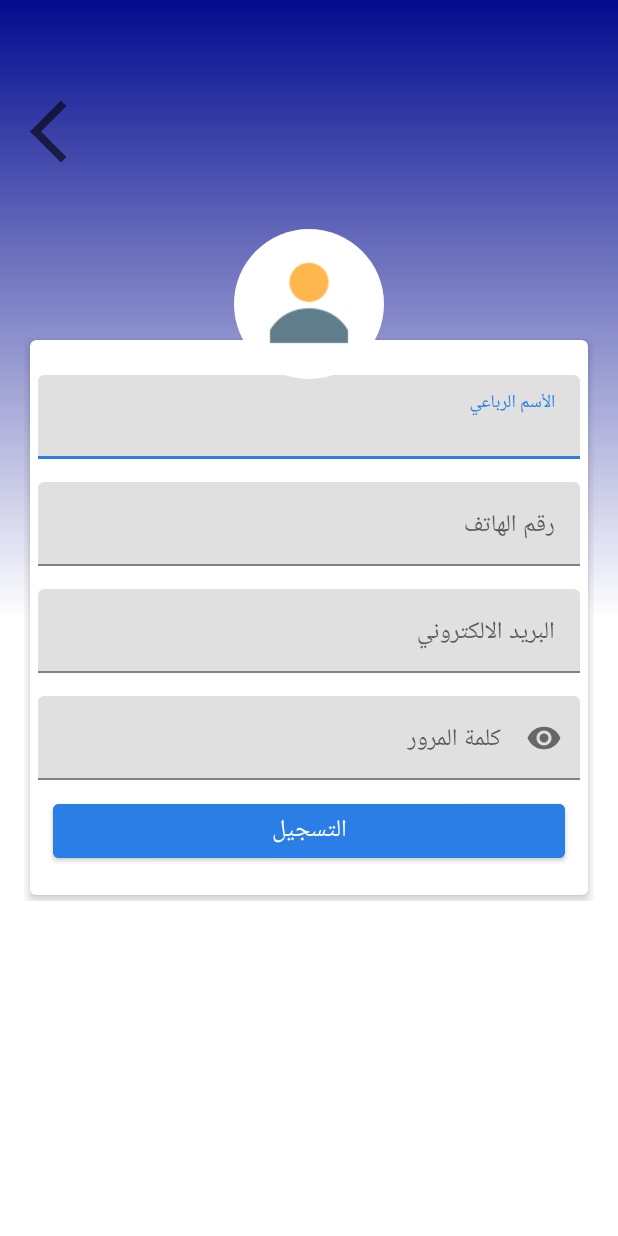
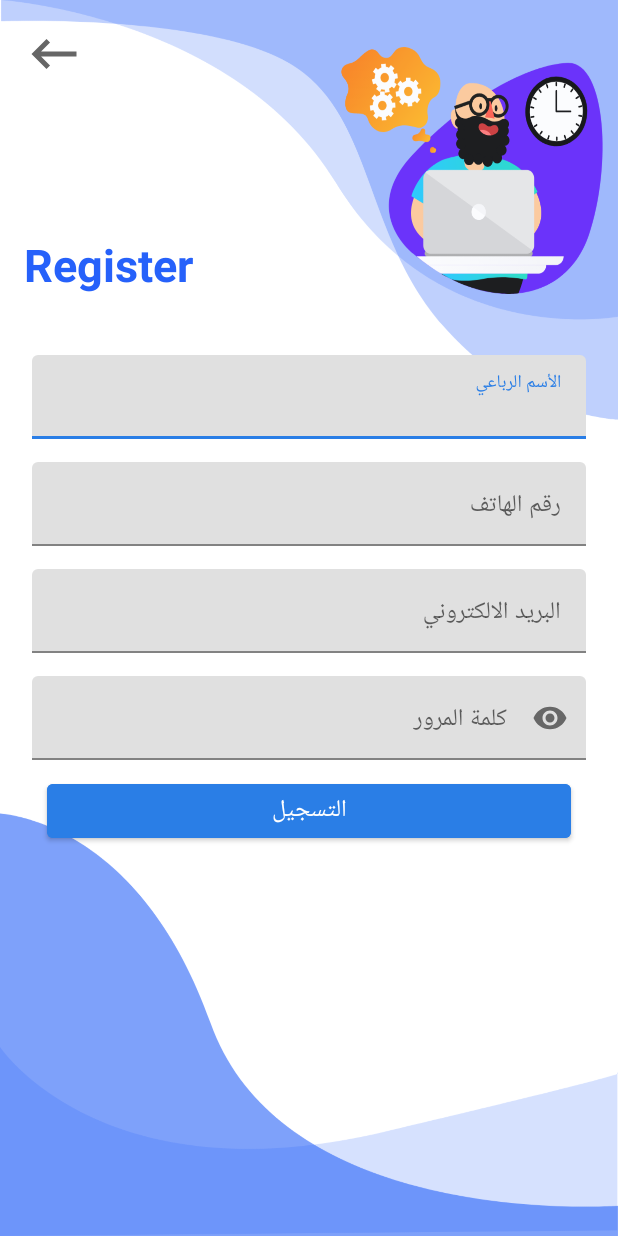
Before and after one commit to AhmedAlqershali/SweetApp, an Android app: the TenantSingUpActivity screen opened directly, with no data from a screen before it, on a phone screen of 412 x 824 dp. Run offline under Robolectric (Android 15) with nearby library versions, the phone set to English and light mode, and no system bars; our stand-ins replace Firebase (no records; nobody signed in at launch, a user with empty details on screens opened directly); libraries missing offline, so code that uses them is left out: com.manojbhadane; plain views replace QButton.

Commit message:
done work.

```diff
--- a/app/src/main/res/layout/activity_forget_password.xml
+++ b/app/src/main/res/layout/activity_forget_password.xml
@@ -5,7 +5,7 @@
     xmlns:app="http://schemas.android.com/apk/res-auto"
     android:layout_width="match_parent"
     android:layout_height="match_parent"
-    android:background="@drawable/gradient"
+    android:background="@drawable/background_solid"
     android:gravity="center"
     android:padding="16dp"
     tools:context=".ForgetPasswordActivity"
--- a/app/src/main/res/layout/activity_tenant_sing_up.xml
+++ b/app/src/main/res/layout/activity_tenant_sing_up.xml
@@ -5,37 +5,43 @@
     xmlns:app="http://schemas.android.com/apk/res-auto"
     android:layout_width="match_parent"
     android:layout_height="match_parent"
-    android:background="@drawable/gradient"
+    android:background="@drawable/login_bk"
     android:gravity="center"
     android:padding="16dp"
     tools:context=".TenantSingUpActivity">
-    <ImageView
-        android:id="@+id/back_Tenant_SgintUp"
-        android:layout_width="50dp"
-        android:layout_height="50dp"
-        android:layout_marginLeft="4dp"
-        android:layout_marginTop="-160dp"
-        android:src="@drawable/icon_back"
 
+    <TextView
+        android:layout_width="wrap_content"
+        android:layout_height="wrap_content"
+        android:layout_alignParentTop="true"
+        android:layout_alignParentLeft="true"
+        android:layout_marginTop="140dp"
+        android:text="Register"
+        android:textSize="30sp"
+        android:textStyle="bold"
+        android:textColor="#2661FA"
         />
 
     <RelativeLayout
         android:layout_width="match_parent"
+        android:layout_height="match_parent">
+
+        <ImageView
+            android:id="@+id/back_Chalet_Owner_SgintUp"
+            android:layout_width="40dp"
+            android:layout_height="40dp"
+            android:src="@drawable/ic_back"
+            android:layout_alignParentTop="true"
+            android:layout_alignParentLeft="true"
+            />
+    </RelativeLayout>
+
+    <RelativeLayout
+        android:layout_width="match_parent"
         android:layout_height="wrap_content"
-        android:layout_gravity="center">
+        android:layout_gravity="center"
+        android:layout_marginTop="200dp">
 
-        <androidx.cardview.widget.CardView
-            android:layout_width="390dp"
-            android:layout_height="370dp"
-            android:layout_marginStart="4dp"
-            android:layout_marginLeft="4dp"
-            android:layout_marginTop="4dp"
-            android:layout_marginEnd="4dp"
-            android:layout_marginRight="4dp"
-            android:layout_marginBottom="4dp"
-            android:padding="8dp"
-            app:cardCornerRadius="4dp"
-            app:cardElevation="4dp">
 
             <LinearLayout
                 android:layout_width="match_parent"
@@ -124,7 +130,7 @@
                     android:layout_margin="10dp"
                     android:text="التسجيل"
                     android:textSize="16sp"
-android:backgroundTint="@color/teal_700"
+                    android:backgroundTint="@color/teal_700"
                     android:textColor="@android:color/background_light"
                     app:qb_radius="100"
                     app:qb_strokeColor="@color/teal_200"
@@ -133,17 +139,8 @@ android:backgroundTint="@color/teal_700"
 
 
             </LinearLayout>
-        </androidx.cardview.widget.CardView>
+
     </RelativeLayout>
 
-    <ImageView
-        android:id="@+id/profile"
-        android:layout_width="100dp"
-        android:layout_height="100dp"
-        android:layout_centerHorizontal="true"
-        android:layout_marginTop="-70dp"
-        android:background="@drawable/round_background"
-        android:padding="15dp"
-        android:src="@drawable/profile"/>
 
 </RelativeLayout>
```
Also changed, not shown: app/src/main/res/layout/activity_tenant_login.xml (+29 -25 lines).
